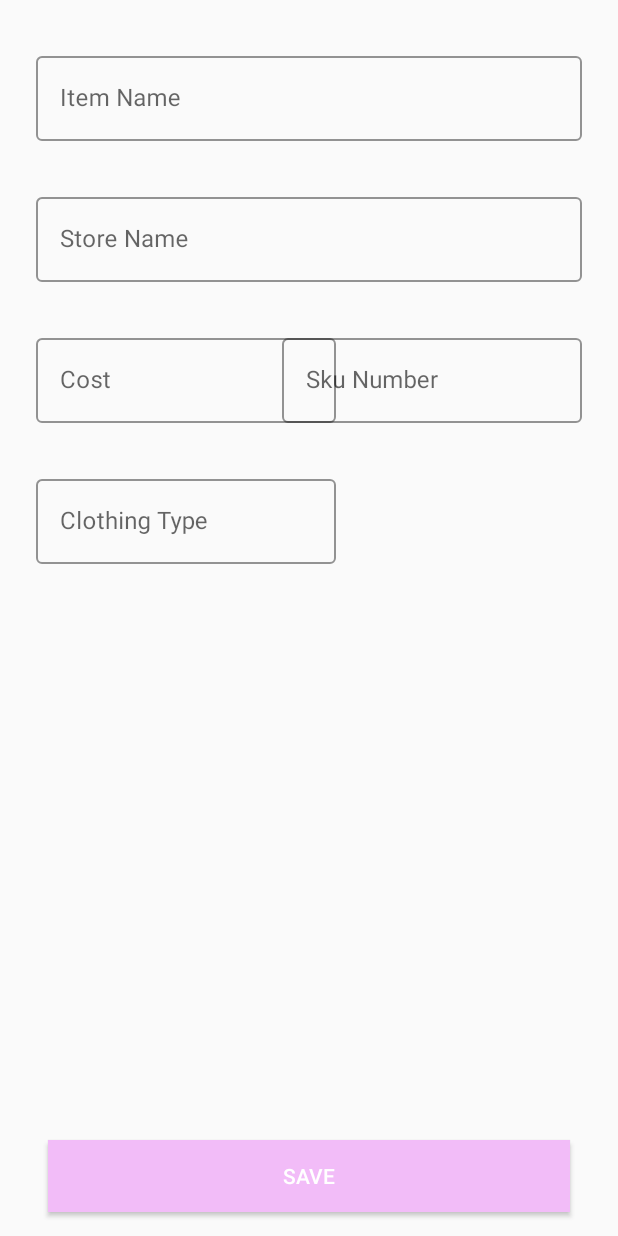
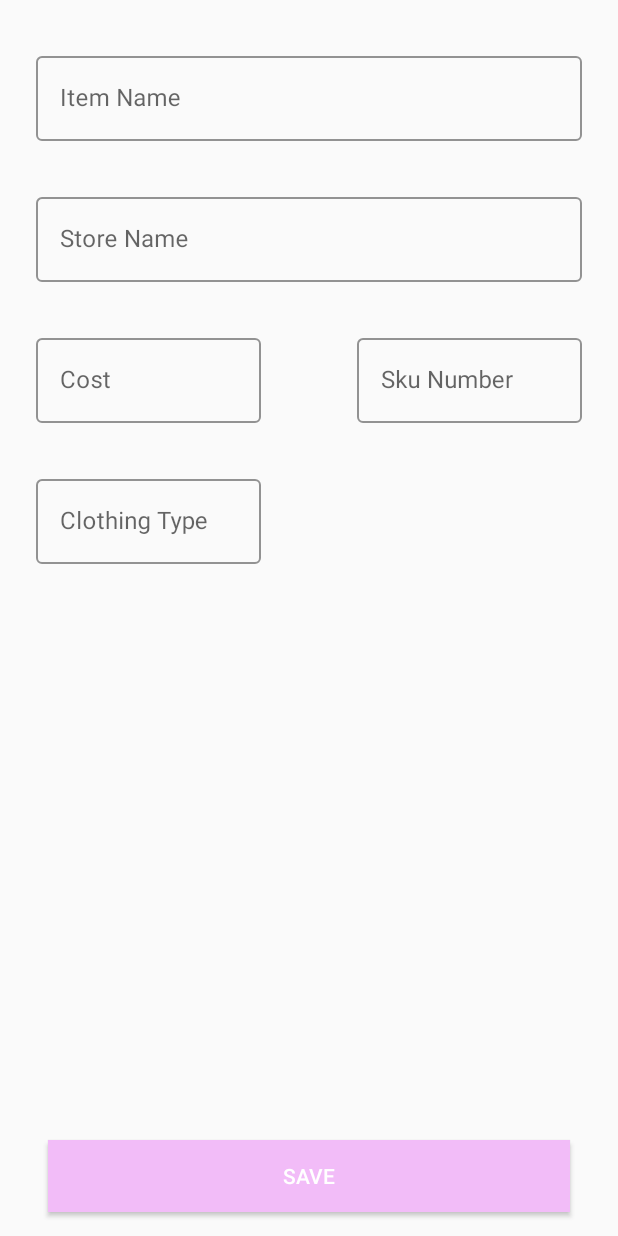
Before and after one commit to mauricet1520/StyledPractice, an Android app: the CheckoutFragment screen opened through its navigation route, on a phone screen of 412 x 824 dp. Run offline under Robolectric (Android 15) with nearby library versions, the phone set to English and light mode, and no system bars; our stand-ins replace Firebase (no records; nobody signed in at launch, a user with empty details on screens opened directly); libraries missing offline, so code that uses them is left out: com.firebase.ui, com.stripe.android; Roboto replaces fonts that are not available here; 1 statement that could not run was skipped.

Commit message:
fixes checkoutFragment

```diff
--- a/app/src/main/res/layout/fragment_checkout.xml
+++ b/app/src/main/res/layout/fragment_checkout.xml
@@ -67,13 +67,13 @@
     <com.google.android.material.textfield.TextInputLayout
         android:id="@+id/costNameTextInputLayout"
         style="@style/Widget.MaterialComponents.TextInputLayout.OutlinedBox"
-        android:layout_width="200dp"
+        android:layout_width="150dp"
         android:layout_height="wrap_content"
         android:layout_marginStart="24dp"
         android:layout_marginTop="32dp"
+        android:hint="Cost"
         app:boxStrokeColor="@color/colorAccent"
         app:hintTextColor="@color/colorAccent"
-        android:hint="Cost"
         app:layout_constraintStart_toStartOf="parent"
         app:layout_constraintTop_toBottomOf="@id/storeNameTextInputLayout">
 
@@ -87,7 +87,7 @@
     <com.google.android.material.textfield.TextInputLayout
         android:id="@+id/skuTextInputLayout"
         style="@style/Widget.MaterialComponents.TextInputLayout.OutlinedBox"
-        android:layout_width="200dp"
+        android:layout_width="150dp"
         android:layout_height="wrap_content"
         android:layout_marginTop="32dp"
         android:layout_marginEnd="24dp"
@@ -108,7 +108,7 @@
     <com.google.android.material.textfield.TextInputLayout
         android:id="@+id/typeTextInputLayout"
         style="@style/Widget.MaterialComponents.TextInputLayout.OutlinedBox"
-        android:layout_width="200dp"
+        android:layout_width="150dp"
         android:layout_height="wrap_content"
         android:layout_marginStart="24dp"
         android:layout_marginTop="32dp"
```
